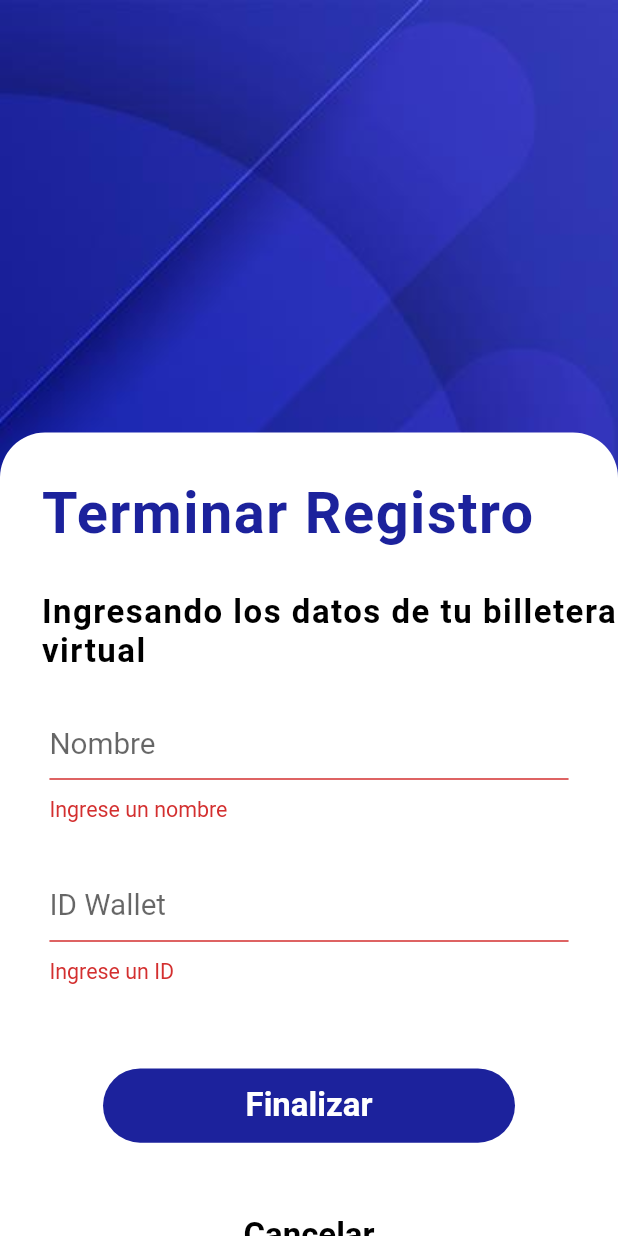
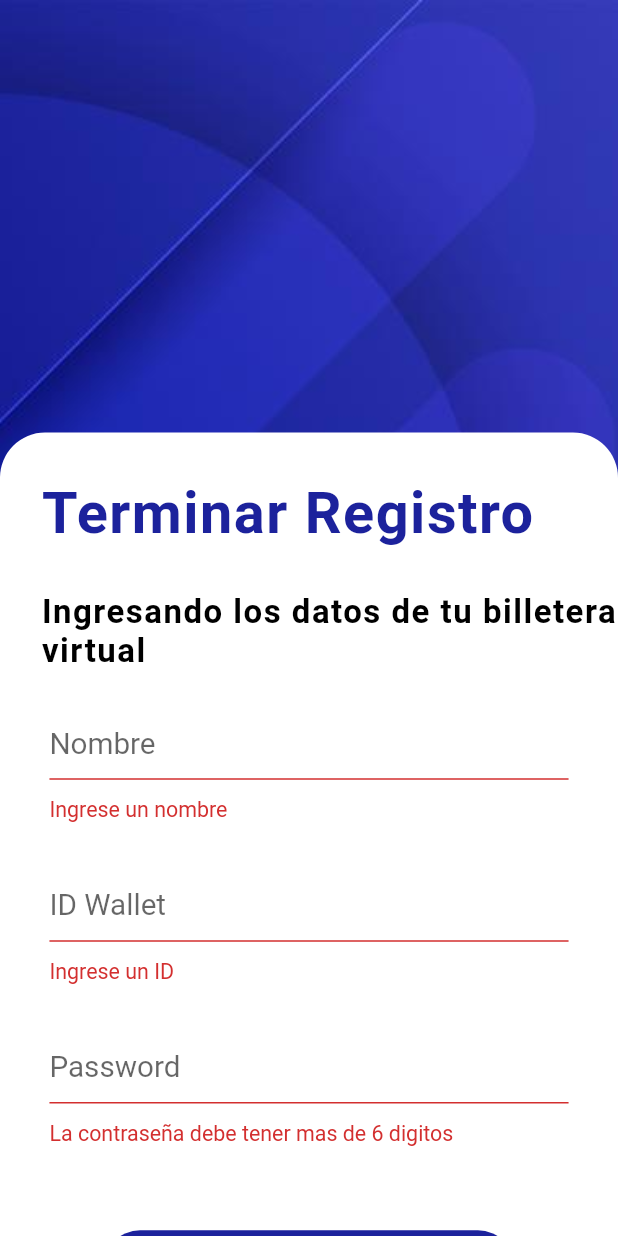
Before and after one commit to marcmacias96/crypto-wallet, a Flutter app: the WalletFormPage screen opened by its route, after a tap on "Finalizar", on a phone screen of 412 x 824 dp. Run offline on Flutter 3.47's test engine with Material 2 defaults, Android fonts, the phone set to English and light mode, and no system bars; our stand-ins replace animated_splash_screen, auto_route, bloc, cloud_firestore, dartz, firebase_auth and 9 more; missing offline and left inert: encrypt, flutter_facebook_auth; accounts and stored records are empty.

Commit message:
encrypt password

```diff
--- a/lib/aplication/wallet/wallet_form_bloc/wallet_form_bloc.dart
+++ b/lib/aplication/wallet/wallet_form_bloc/wallet_form_bloc.dart
@@ -26,14 +26,15 @@ class WalletFormBloc extends Bloc<WalletFormEvent, WalletFormState> {
           isLoading: false, saveFailureOrSuccessOption: none());
     }, saved: (e) async* {
       Either<FirestoreFailure, Unit>? failureOrSuccess;
-      final isNameValid = state.wallet.name.isValid();
+      final isNameValid = state.wallet.name!.isValid();
       final isWalletIdValid = state.wallet.walletId.isValid();
+      final isPasswordValid = state.wallet.password.isValid();
 
-      if (isNameValid && isWalletIdValid) {
+      if (isNameValid && isWalletIdValid && isPasswordValid) {
         yield state.copyWith(
-            isSaving: true,
-            saveFailureOrSuccessOption: none(),
-            wallet: state.wallet.copyWith(apiCode: '12345'));
+          isSaving: true,
+          saveFailureOrSuccessOption: none(),
+        );
 
         failureOrSuccess = await _walletRepository.create(state.wallet);
         yield state.copyWith(
@@ -44,7 +45,6 @@ class WalletFormBloc extends Bloc<WalletFormEvent, WalletFormState> {
           isSaving: false,
           showErrorMessages: true,
           saveFailureOrSuccessOption: optionOf(failureOrSuccess));
-
     }, idWalletChanged: (e) async* {
       yield state.copyWith(
           wallet: state.wallet.copyWith(walletId: WalletId(e.walletId)),
@@ -53,6 +53,10 @@ class WalletFormBloc extends Bloc<WalletFormEvent, WalletFormState> {
       yield state.copyWith(
           wallet: state.wallet.copyWith(name: Name(e.name)),
           saveFailureOrSuccessOption: none());
+    }, passwordChanged: (e) async* {
+      yield state.copyWith(
+          wallet: state.wallet.copyWith(password: Password(e.password)),
+          saveFailureOrSuccessOption: none());
     });
   }
 }
--- a/lib/aplication/wallet/wallet_form_bloc/wallet_form_event.dart
+++ b/lib/aplication/wallet/wallet_form_bloc/wallet_form_event.dart
@@ -3,7 +3,10 @@ part of 'wallet_form_bloc.dart';
 @freezed
 class WalletFormEvent with _$WalletFormEvent {
   const factory WalletFormEvent.initialized() = Initialized;
-  const factory WalletFormEvent.nameChanged(String name)=NameChanged;
-  const factory WalletFormEvent.idWalletChanged(String walletId)=IdWalletChanged;
+  const factory WalletFormEvent.nameChanged(String name) = NameChanged;
+  const factory WalletFormEvent.idWalletChanged(String walletId) =
+      IdWalletChanged;
+  const factory WalletFormEvent.passwordChanged(String password) =
+      PasswordChanged;
   const factory WalletFormEvent.saved() = Saved;
 }
--- a/lib/domain/core/value_validators.dart
+++ b/lib/domain/core/value_validators.dart
@@ -1,10 +1,10 @@
+import 'package:crypto_wallet/domain/wallet/value_converter.dart';
 import 'package:dartz/dartz.dart';
 import 'value_failures.dart';
 
-
 Either<ValueFailure<String>, String> validateEmailAddress(String input) {
   const emailRegex =
-  r"""^[a-zA-Z0-9.a-zA-Z0-9.!#$%&'*+-/=?^_`{|}~]+@[a-zA-Z0-9]+\.[a-zA-Z]+""";
+      r"""^[a-zA-Z0-9.a-zA-Z0-9.!#$%&'*+-/=?^_`{|}~]+@[a-zA-Z0-9]+\.[a-zA-Z]+""";
   if (RegExp(emailRegex).hasMatch(input)) {
     return right(input);
   } else {
@@ -20,10 +20,24 @@ Either<ValueFailure<String>, String> validatePassword(String input) {
   }
 }
 
+Either<ValueFailure<String>, String> validateCryptoPassword(String input) {
+  var password;
+  if (input.length >= 6) {
+    if (input.length > 20) {
+      password = decriptPassword(input);
+    } else {
+      password = encryptPassword(input);
+    }
+    return right(password);
+  } else {
+    return left(ValueFailure.shortPassword(failedValue: input));
+  }
+}
+
 Either<ValueFailure<String>, String> validateMaxStringLength(
-    String input,
-    int maxLength,
-    ) {
+  String input,
+  int maxLength,
+) {
   if (input.length <= maxLength) {
     return right(input);
   } else {
--- a/lib/domain/wallet/value_objects.dart
+++ b/lib/domain/wallet/value_objects.dart
@@ -1,3 +1,4 @@
+import 'package:crypto_wallet/domain/wallet/value_converter.dart';
 import 'package:dartz/dartz.dart';
 import '../core/value_failures.dart';
 import '../core/value_objects.dart';
@@ -16,6 +17,26 @@ class WalletId extends ValueObject<String> {
   const WalletId._(this.value);
 }
 
+class Password extends ValueObject<String> {
+  final Either<ValueFailure<String>, String> value;
+
+  factory Password(String value) {
+    return Password._(validatePassword(value));
+  }
+
+  const Password._(this.value);
+}
+
+extension PasswordX on Password {
+  Password encrypt() {
+    return Password(encryptPassword(value.getOrElse(() => throw Exception())));
+  }
+
+  Password decrypt() {
+    return Password(decriptPassword(value.getOrElse(() => throw Exception())));
+  }
+}
+
 class Price extends ValueObject<double> {
   final Either<ValueFailure<double>, double> value;
 
--- a/lib/domain/wallet/wallet.dart
+++ b/lib/domain/wallet/wallet.dart
@@ -12,11 +12,16 @@ class Wallet with _$Wallet {
   const factory Wallet(
       {required UniqueId id,
       required WalletId walletId,
-        required Name name,
+      Name? name,
+      required Password password,
       required String apiCode}) = _Wallet;
 
-  factory Wallet.empty() =>
-      Wallet(id: UniqueId(), walletId: WalletId(''), apiCode: '', name: Name(''));
+  factory Wallet.empty() => Wallet(
+      id: UniqueId(),
+      walletId: WalletId(''),
+      apiCode: '12345',
+      name: Name(''),
+      password: Password(''));
 }
 
 extension UserX on Wallet {
--- a/lib/infrastructure/wallet/wallet_dto.dart
+++ b/lib/infrastructure/wallet/wallet_dto.dart
@@ -16,8 +16,10 @@ class WalletDto with _$WalletDto {
           String? id,
       @JsonKey(includeIfNull: false, name: 'api_code')
           required String apiCode,
-        @JsonKey(includeIfNull: false)
-        required String name,
+      @JsonKey(includeIfNull: false)
+          String? name,
+      @JsonKey(includeIfNull: false)
+          required String password,
       @JsonKey(includeIfNull: false, name: 'wallet_id')
           required String walletId}) = _WalletDto;
 
@@ -25,7 +27,8 @@ class WalletDto with _$WalletDto {
     return WalletDto(
         id: wallet.id.getOrCrash(),
         walletId: wallet.walletId.getOrCrash(),
-        name: wallet.name.getOrCrash(),
+        name: wallet.name!.getOrCrash(),
+        password: wallet.password.encrypt().getOrCrash(),
         apiCode: wallet.apiCode);
   }
 
@@ -42,7 +45,8 @@ extension WalletDtoX on WalletDto {
     return Wallet(
       id: UniqueId.fromUniqueString(id!),
       walletId: WalletId(walletId),
-      name: Name(name),
+      name: Name(name!),
+      password: Password(password).decrypt(),
       apiCode: apiCode,
     );
   }
--- a/lib/infrastructure/wallet/wallet_repository.dart
+++ b/lib/infrastructure/wallet/wallet_repository.dart
@@ -24,13 +24,13 @@ class WalletRepository implements IWalletRepository {
       final userDoc = await _firestore.userDocument();
       final walletDto = WalletDto.fromDomain(wallet);
       final walletRef = await userDoc.walletCollection.doc(walletDto.id);
-      batch.set(walletRef,walletDto.toJson());
+      batch.set(walletRef, walletDto.toJson());
 
       final userOption = await getIt<IAuthFacade>().getSignedInUser();
       final user = userOption.getOrElse(() => throw FirebaseException(
           plugin: 'auth', code: 'no-auth', message: 'no autenticated'));
 
-      final userDto = UserDto.fromDomain(user.copyWith(name: wallet.name));
+      final userDto = UserDto.fromDomain(user.copyWith(name: wallet.name!));
       batch.set(userDoc, userDto.toJson());
       batch.commit();
       return right(unit);
--- a/lib/presentation/pages/wallet/wallet_form/widgets/form_wallet_form.dart
+++ b/lib/presentation/pages/wallet/wallet_form/widgets/form_wallet_form.dart
@@ -14,13 +14,10 @@ class FormWalletForm extends StatelessWidget {
 
   @override
   Widget build(BuildContext context) {
-    return BlocConsumer<WalletFormBloc,WalletFormState>(
-        listener: (context,state){
-          state.saveFailureOrSuccessOption.fold(
-                  () => {},
-                  (either) {
-                    either.fold(
-                      (failure) {
+    return BlocConsumer<WalletFormBloc, WalletFormState>(
+      listener: (context, state) {
+        state.saveFailureOrSuccessOption.fold(() => {}, (either) {
+          either.fold((failure) {
             Utils.showSnackBar(
                 failure.maybeMap(
                   insufficientPermissions: (_) => 'No esta logueado',
@@ -28,67 +25,58 @@ class FormWalletForm extends StatelessWidget {
                 ),
                 context,
                 color: Colors.red);
+          }, (_) {
+            context.read<AuthBloc>().add(AuthEvent.authCheckRequested());
+            context.router
+                .pushAndPopUntil(SplashRoute(), predicate: (_) => false);
+          });
+        });
       },
-                      (_) {
-                        context.read<AuthBloc>().add(
-                          AuthEvent.authCheckRequested()
-                        );
-                        context.router.pushAndPopUntil(
-                            SplashRoute(), predicate: (_)=> false
-                        );
-                      }
-                    );
-                  }
-          );
-        },
-      buildWhen:(p,c) => p.showErrorMessages != c.showErrorMessages ,
-      builder: (context,state){
+      buildWhen: (p, c) => p.showErrorMessages != c.showErrorMessages,
+      builder: (context, state) {
         return Form(
           autovalidateMode: state.showErrorMessages
               ? AutovalidateMode.always
               : AutovalidateMode.disabled,
           child: Padding(
-              padding:  EdgeInsets.symmetric(
-                  horizontal: 60.w,
-                  vertical: 40.h
-              ),
+            padding: EdgeInsets.symmetric(horizontal: 60.w, vertical: 40.h),
             child: Column(
               crossAxisAlignment: CrossAxisAlignment.start,
               children: [
                 TextFormField(
                   autocorrect: false,
-                    onChanged:(value)=> context.read<WalletFormBloc>().add(
-                        WalletFormEvent.nameChanged(value)
-                    ) ,
-                    decoration: InputDecoration(
-                        hintText: 'Nombre'
-                    ),
+                  onChanged: (value) => context
+                      .read<WalletFormBloc>()
+                      .add(WalletFormEvent.nameChanged(value)),
+                  decoration: InputDecoration(hintText: 'Nombre'),
                   style: TextStyle(color: Colors.black),
                   keyboardType: TextInputType.name,
                   validator: (_) => context
                       .read<WalletFormBloc>()
                       .state
                       .wallet
-                        .name
+                      .name!
                       .value
                       .fold(
                           (f) => f.maybeMap(
-                          multiline:(_) => 'No se permiten saltos de linea' ,
-                          exceedingLength: (_) => 'No se permiten más de 20 caracteres',
+                                multiline: (_) =>
+                                    'No se permiten saltos de linea',
+                                exceedingLength: (_) =>
+                                    'No se permiten más de 20 caracteres',
                                 empty: (_) => 'Ingrese un nombre',
                                 orElse: () => null,
                               ),
                           (_) => null),
                 ),
-                  SizedBox(height: 50.h,),
+                SizedBox(
+                  height: 50.h,
+                ),
                 TextFormField(
                   autocorrect: false,
-                    onChanged:(value)=> context.read<WalletFormBloc>().add(
-                        WalletFormEvent.idWalletChanged(value)
-                    ) ,
-                    decoration: InputDecoration(
-                        hintText: 'ID Wallet'
-                    ),
+                  onChanged: (value) => context
+                      .read<WalletFormBloc>()
+                      .add(WalletFormEvent.idWalletChanged(value)),
+                  decoration: InputDecoration(hintText: 'ID Wallet'),
                   style: TextStyle(color: Colors.black),
                   keyboardType: TextInputType.text,
                   validator: (_) => context
@@ -99,34 +87,65 @@ class FormWalletForm extends StatelessWidget {
                       .value
                       .fold(
                           (f) => f.maybeMap(
-                              multiline:(_) => 'No se permiten saltos de linea' ,
-                              spaces: (_) => 'No se permiten espacios'  ,
-                              exceedingLength: (_) => 'No se permiten más de 30 caracteres' ,
+                                multiline: (_) =>
+                                    'No se permiten saltos de linea',
+                                spaces: (_) => 'No se permiten espacios',
+                                exceedingLength: (_) =>
+                                    'No se permiten más de 30 caracteres',
                                 empty: (_) => 'Ingrese un ID',
                                 orElse: () => null,
                               ),
                           (_) => null),
                 ),
-                  SizedBox(height: 60.h,),
+                SizedBox(
+                  height: 50.h,
+                ),
+                TextFormField(
+                  autocorrect: false,
+                  obscureText: true,
+                  onChanged: (value) => context
+                      .read<WalletFormBloc>()
+                      .add(WalletFormEvent.passwordChanged(value)),
+                  decoration: InputDecoration(hintText: 'Password'),
+                  style: TextStyle(color: Colors.black),
+                  keyboardType: TextInputType.text,
+                  validator: (_) => context
+                      .read<WalletFormBloc>()
+                      .state
+                      .wallet
+                      .password
+                      .value
+                      .fold(
+                          (f) => f.maybeMap(
+                                multiline: (_) =>
+                                    'No se permiten saltos de linea',
+                                shortPassword: (_) =>
+                                    'La contraseña debe tener mas de 6 digitos',
+                                empty: (_) => 'Ingrese una contraseña',
+                                orElse: () => null,
+                              ),
+                          (_) => null),
+                ),
+                SizedBox(
+                  height: 60.h,
+                ),
                 CustomButton(
                   text: 'Finalizar',
                   textcolor: Colors.white,
                   buttoncolor: Theme.of(context).primaryColor,
-                    onTap: ()=> context.read<WalletFormBloc>().add(WalletFormEvent.saved()) ,
-
+                  onTap: () => context
+                      .read<WalletFormBloc>()
+                      .add(WalletFormEvent.saved()),
                 ),
-
                 CustomButton(
                   text: 'Cancelar',
                   textcolor: Colors.black,
                   buttoncolor: Colors.white,
-                    onTap: ()=> context.router.navigate(Welcome1Route()),
+                  onTap: () => context.router.navigate(Welcome1Route()),
                 )
               ],
             ),
-
           ),
-
         );
       },
     );
--- a/pubspec.yaml
+++ b/pubspec.yaml
@@ -25,6 +25,7 @@ dependencies:
   rxdart: ^0.27.1
   flutter_facebook_auth: ^3.5.0
   uuid: ^3.0.4
+  encrypt: ^5.0.0
 
   cupertino_icons: ^1.0.2
 
```
Also changed, not shown: lib/domain/wallet/value_converter.dart (added, +21 -0 lines), lib/aplication/wallet/wallet_form_bloc/wallet_form_bloc.freezed.dart, lib/domain/wallet/wallet.freezed.dart, lib/infrastructure/wallet/wallet_dto.freezed.dart, lib/infrastructure/wallet/wallet_dto.g.dart, pubspec.lock. Lines whose indentation alone changed are shown as unchanged.
